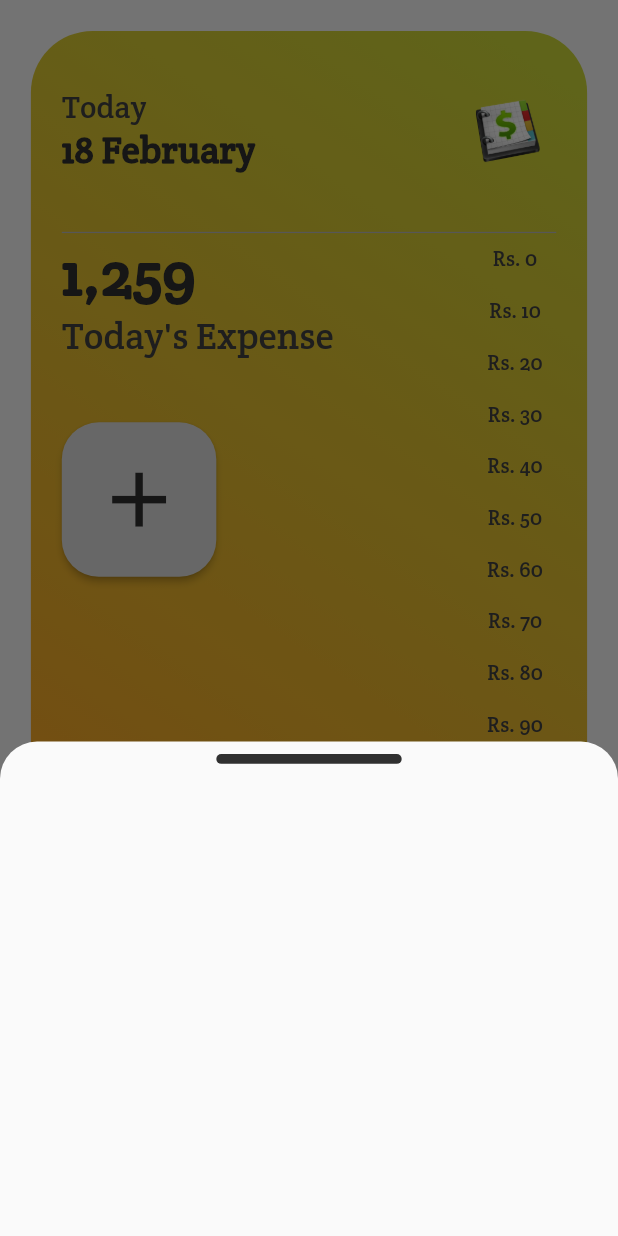
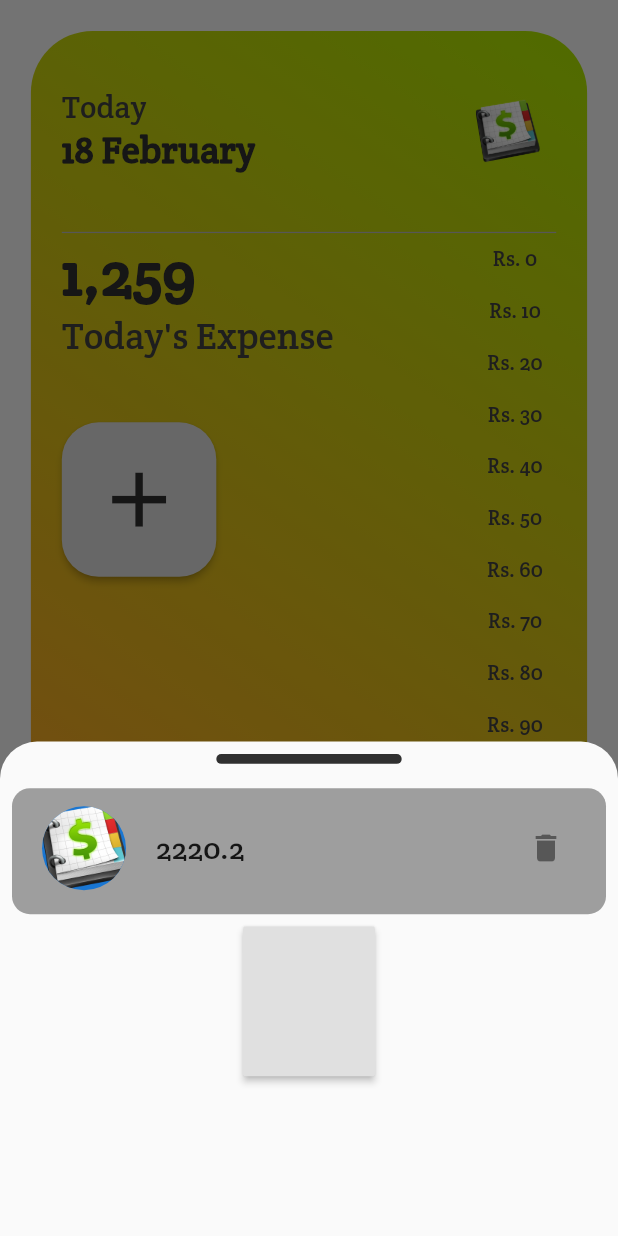
Before and after one commit to NextIshwar/DailyExpense, a Flutter app: the screen it shows after launch, after a tap on the "add" icon, on a phone screen of 412 x 824 dp. Run offline on Flutter 3.47's test engine with Material 2 defaults, Android fonts, the phone set to English and light mode, and no system bars; our stand-ins replace syncfusion_flutter_charts.

Commit message:
graph added

```diff
--- a/DailyExpense/lib/config/config.dart
+++ b/DailyExpense/lib/config/config.dart
@@ -2,4 +2,17 @@ import 'package:flutter/material.dart';
 
 class ColorPalette {
   static Color fontColor = Colors.grey[850];
+  static Color secondaryColor = Colors.white;
 }
+
+class SizeConfig {
+  static MediaQueryData _mediaQueryData;
+  static double screenWidth;
+  static double screenHeight;
+
+  void init(BuildContext context) {
+    _mediaQueryData = MediaQuery.of(context);
+    screenWidth = _mediaQueryData.size.width;
+    screenHeight = _mediaQueryData.size.height;
+  }
+}
--- /dev/null
+++ b/DailyExpense/lib/data/data.dart
@@ -0,0 +1,8 @@
+import 'package:DailyExpense/model/expense_items.dart';
+
+class Data {
+  static final List<ExpenseItem> expenseItem = [
+    ExpenseItem(price: 2220.20, description: "zomato"),
+    ExpenseItem(price: 390.0, description: "zomato"),
+  ];
+}
--- a/DailyExpense/lib/main.dart
+++ b/DailyExpense/lib/main.dart
@@ -1,4 +1,7 @@
 import 'package:DailyExpense/config/config.dart';
+import 'package:DailyExpense/data/data.dart';
+import 'package:DailyExpense/model/expense_items.dart';
+import 'package:DailyExpense/second_page/stats_page.dart';
 import 'package:flutter/material.dart';
 
 void main() {
@@ -13,8 +16,9 @@ void main() {
 class Home extends StatelessWidget {
   @override
   Widget build(BuildContext context) {
-    double height = MediaQuery.of(context).size.height;
-    double width = MediaQuery.of(context).size.width;
+    SizeConfig().init(context);
+    double height = SizeConfig.screenHeight;
+    double width = SizeConfig.screenWidth;
     return Scaffold(
       body: Column(
         children: [
@@ -28,7 +32,7 @@ class Home extends StatelessWidget {
                 gradient: LinearGradient(
                     begin: Alignment.topRight,
                     end: Alignment.bottomLeft,
-                    colors: [Colors.lime, Colors.orange[400]]),
+                    colors: [Colors.limeAccent[700], Colors.orange[400]]),
               ),
               child: Column(
                 crossAxisAlignment: CrossAxisAlignment.start,
@@ -49,8 +53,8 @@ class Home extends StatelessWidget {
 class DateWidget extends StatelessWidget {
   @override
   Widget build(BuildContext context) {
-    double height = MediaQuery.of(context).size.height;
-    double width = MediaQuery.of(context).size.width;
+    double height = SizeConfig.screenHeight;
+    double width = SizeConfig.screenWidth;
 
     return Expanded(
       flex: 1,
@@ -112,8 +116,8 @@ class DateWidget extends StatelessWidget {
 class ExpenseWidget extends StatelessWidget {
   @override
   Widget build(BuildContext context) {
-    double height = MediaQuery.of(context).size.height;
-    double width = MediaQuery.of(context).size.width;
+    double height = SizeConfig.screenHeight;
+    double width = SizeConfig.screenWidth;
     return Expanded(
       flex: 3,
       child: Container(
@@ -187,25 +191,15 @@ class ExpenseWidget extends StatelessWidget {
   void popSlider(context, height, width) {
     showModalBottomSheet(
         shape: RoundedRectangleBorder(
-            borderRadius:
-                BorderRadius.vertical(top: Radius.circular(height * 0.03))),
+          borderRadius: BorderRadius.vertical(
+            top: Radius.circular(height * 0.03),
+          ),
+        ),
         context: context,
         builder: (BuildContext ctx) {
-          return Container(
-            height: height * 0.4,
-            child: Column(
-              crossAxisAlignment: CrossAxisAlignment.center,
-              children: [
-                Container(
-                  margin: EdgeInsets.all(height * 0.01),
-                  height: height * 0.008,
-                  width: width * 0.3,
-                  decoration: BoxDecoration(
-                      color: Colors.grey[850],
-                      borderRadius: BorderRadius.circular(width * 0.01)),
-                )
-              ],
-            ),
+          return SliderDialogue(
+            height: height,
+            width: width,
           );
         });
   }
@@ -214,8 +208,8 @@ class ExpenseWidget extends StatelessWidget {
 class StatesButton extends StatelessWidget {
   @override
   Widget build(BuildContext context) {
-    double height = MediaQuery.of(context).size.height;
-    double width = MediaQuery.of(context).size.width;
+    double height = SizeConfig.screenHeight;
+    double width = SizeConfig.screenWidth;
     return Container(
       alignment: Alignment.centerLeft,
       margin: EdgeInsets.only(
@@ -249,7 +243,8 @@ class StatesButton extends StatelessWidget {
           SizedBox(
             height: height * 0.03,
           ),
-          Container(
+          GestureDetector(
+            child: Container(
               alignment: Alignment.centerRight,
               height: height * 0.085,
               width: width,
@@ -283,8 +278,111 @@ class StatesButton extends StatelessWidget {
                 ],
               ),
             ),
+            onTap: () {
+              Navigator.push(
+                context,
+                MaterialPageRoute(
+                  builder: (context) => StatsWidget(),
+                ),
+              );
+            },
+          ),
         ],
       ),
     );
   }
 }
+
+class SliderDialogue extends StatefulWidget {
+  final double height, width;
+  SliderDialogue({this.height, this.width});
+  @override
+  _SliderDialogueState createState() => _SliderDialogueState();
+}
+
+class _SliderDialogueState extends State<SliderDialogue> {
+  final key = GlobalKey<AnimatedListState>();
+  final items = List.from(Data.expenseItem);
+  @override
+  Widget build(BuildContext context) {
+    return Container(
+      height: widget.height * 0.4,
+      child: Column(
+        crossAxisAlignment: CrossAxisAlignment.center,
+        children: [
+          Container(
+            margin: EdgeInsets.all(widget.height * 0.01),
+            height: widget.height * 0.008,
+            width: widget.width * 0.3,
+            decoration: BoxDecoration(
+              color: Colors.grey[850],
+              borderRadius: BorderRadius.circular(widget.width * 0.01),
+            ),
+          ),
+          Container(
+              height: 100,
+              child: AddExpenseWidget(
+                  item: Data.expenseItem[0],
+                  onClicked: () {
+                    print("object");
+                  })),
+          Container(
+            height: 100,
+            child: RaisedButton(
+              onPressed: () {},
+            ),
+          ),
+        ],
+      ),
+    );
+  }
+
+  Widget addExpense(item, int index, Animation<double> animation) {
+    return AddExpenseWidget(item: item, onClicked: removeItem(index));
+  }
+
+  removeItem(int index) {
+    final item = items.removeAt(index);
+    key.currentState.removeItem(
+        index, (context, animation) => addExpense(item, index, animation));
+  }
+
+  insertItem(int index, ExpenseItem item) {
+    items.insert(index, item);
+    key.currentState.insertItem(index);
+  }
+}
+
+class AddExpenseWidget extends StatelessWidget {
+  final ExpenseItem item;
+  // final Animation animation;
+  final VoidCallback onClicked;
+  AddExpenseWidget(
+      {@required this.item,
+      //   @required this.animation,
+      @required this.onClicked});
+
+  @override
+  Widget build(BuildContext context) {
+    return Container(
+      margin: EdgeInsets.all(8),
+      decoration: BoxDecoration(
+          color: Colors.grey, borderRadius: BorderRadius.circular(12)),
+      child: ListTile(
+        contentPadding: EdgeInsets.symmetric(vertical: 12, horizontal: 16),
+        leading: CircleAvatar(
+          radius: 32,
+          backgroundImage: AssetImage("images/money_expense.png"),
+        ),
+        title: Text(
+          item.price.toString(),
+          style: TextStyle(fontSize: 20),
+        ),
+        trailing: IconButton(
+          icon: Icon(Icons.delete),
+          onPressed: onClicked,
+        ),
+      ),
+    );
+  }
+}
--- /dev/null
+++ b/DailyExpense/lib/model/expense_items.dart
@@ -0,0 +1,11 @@
+import 'package:meta/meta.dart';
+
+class ExpenseItem {
+  final double price;
+  final String description;
+
+  const ExpenseItem({
+    @required this.price,
+    @required this.description,
+  });
+}
--- a/DailyExpense/pubspec.yaml
+++ b/DailyExpense/pubspec.yaml
@@ -23,6 +23,7 @@ environment:
 dependencies:
   flutter:
     sdk: flutter
+  syncfusion_flutter_charts: ^18.4.43+2
 
 
   # The following adds the Cupertino Icons font to your application.
```
Also changed, not shown: DailyExpense/lib/second_page/stats_page.dart (added, +197 -0 lines), DailyExpense/pubspec.lock. Lines whose indentation alone changed are shown as unchanged.
